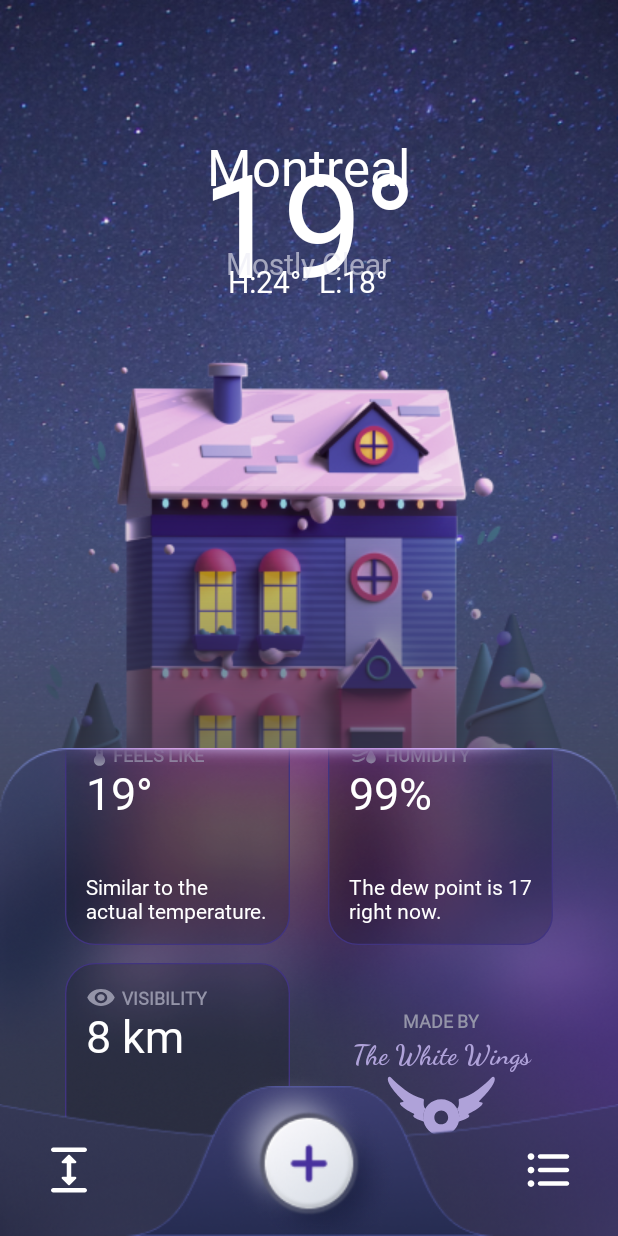
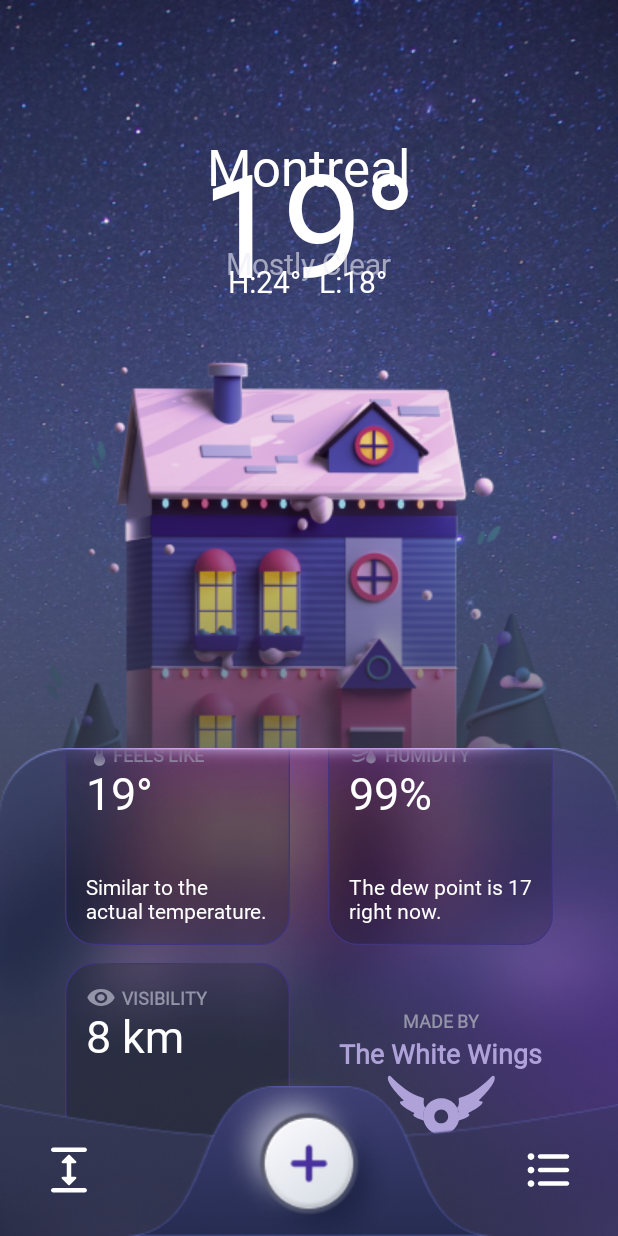
Before and after one commit to MoaazAtik/Sky, an Android app: the screen it shows after launch (MainActivity), scrolled down 608 dp, on a phone screen of 412 x 824 dp. Run offline under Robolectric (Android 15) with nearby library versions, the phone set to English and light mode, and no system bars; our stand-ins replace Volley; network calls fail; pictures from the network do not load.

Commit message:
more working on context menu Theming

```diff
--- a/app/src/main/res/drawable/context_menu_background.xml
+++ b/app/src/main/res/drawable/context_menu_background.xml
@@ -1,4 +1,7 @@
 <?xml version="1.0" encoding="utf-8"?>
-<selector xmlns:android="http://schemas.android.com/apk/res/android">
+<shape xmlns:android="http://schemas.android.com/apk/res/android"
+    android:shape="rectangle">
+    <solid android:color="@color/dark_purple_widget_border"/>
+    <corners android:radius="8dp"/>
 
-</selector>
+</shape>
--- a/app/src/main/res/values/themes.xml
+++ b/app/src/main/res/values/themes.xml
@@ -35,16 +35,24 @@
 <!--        <item name="popupMenuStyle">@style/mystyle</item>-->
 <!--        <item name="android:contextPopupMenuStyle">@style/mystyle</item>-->
 <!--        <item name="menu">@style/mystyle</item>-->
-<!--        <item name="popupMenuBackground">@color/dark_purple_widget_border</item>-->
-        <item name="listPopupWindowStyle">@style/mystyle</item>
+<!--        <item name="listPopupWindowStyle">@style/mystyle</item>-->
+
+        <item name="popupMenuBackground">@drawable/context_menu_background</item>
+<!--        <item name="android:textAppearanceLargePopupMenu">textcolor</item>-->
+        <item name="android:textColor">@color/white</item>
+        <item name="fontFamily">@font/sf_pro_display_regular</item>
+        <item name="android:fontFamily">@font/sf_pro_display_regular</item>
     </style>
 <!--    <style name="mystyle" parent="Widget.Material3.PopupMenu.ContextMenu">-->
-    <style name="mystyle" >
-<!--        <item name="android:windowBackground">@color/dark_purple_widget_border</item>-->
+<!--    <style name="mystyle" >-->
+    <style name="mystyle" parent="Widget.Material3.PopupMenu">
+        <item name="android:popupBackground">@drawable/context_menu_background</item>
+
+        <!--        <item name="android:windowBackground">@color/dark_purple_widget_border</item>-->
 <!--        <item name="android:itemBackground">@color/dark_purple_widget_border</item>-->
 <!--        <item name="android:popupBackground">@color/dark_purple_widget_border</item>-->
-        <item name="popupMenuBackground">@color/dark_purple_widget_border</item>
 <!--        <item name="android:popupMenuBackground">@color/dark_purple_widget_border</item>-->
+<!--        <item name="popupMenuBackground">@color/dark_purple_widget_border</item>-->
     </style>
 
     <!-- Theme of Home city dialog. -->
```
Also changed, not shown: app/src/main/java/com/example/weatherapiapp/CityListAdapter.java (+18 -18 lines), app/src/main/res/menu/contex_menu_recycler_view.xml (+9 -3 lines).
